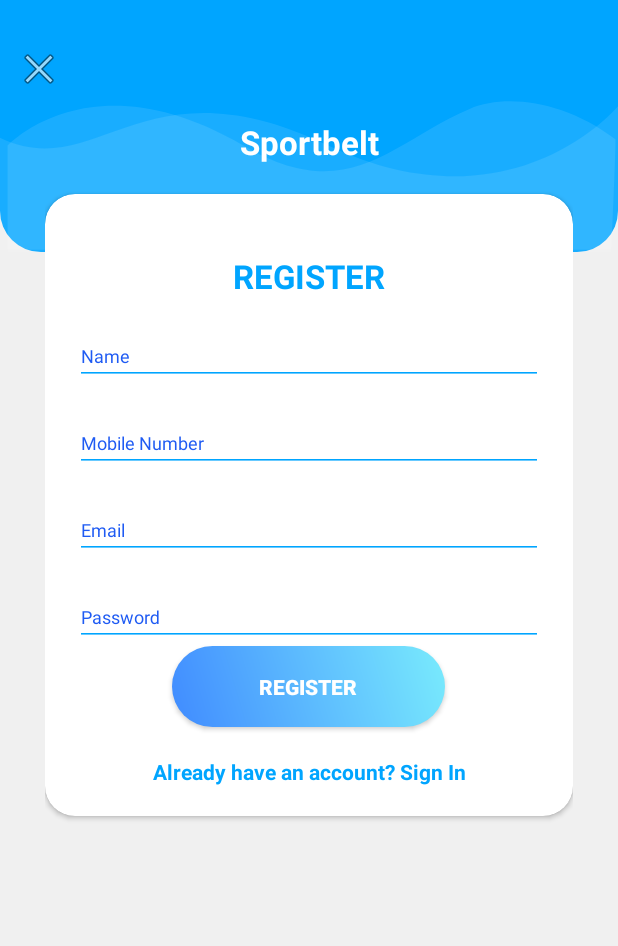
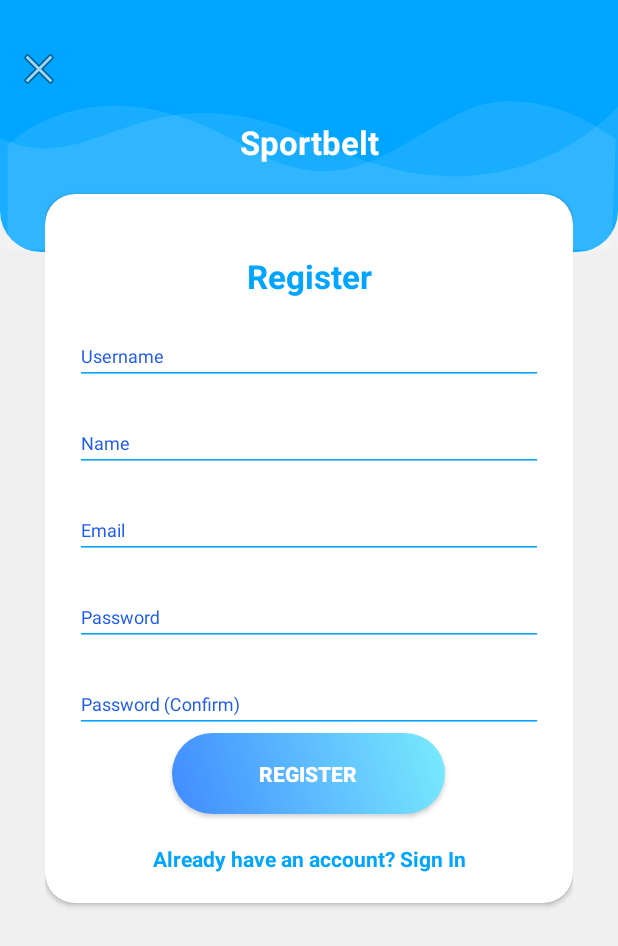
Before and after one commit to maor1122/Sportbelt, an Android app: the screen it shows after launch (LoginActivity), after a tap on an icon or button, on a phone screen of 412 x 824 dp. Shown: the top 946 px of the screen. Run offline under Robolectric (Android 15) with nearby library versions, the phone set to English and light mode, and no system bars.

Commit message:
Added register button and screen functionality, added layers change animation.

```diff
--- a/app/src/main/java/com/example/sbelt/LoginActivity.java
+++ b/app/src/main/java/com/example/sbelt/LoginActivity.java
@@ -4,36 +4,66 @@ import androidx.appcompat.app.AppCompatActivity;
 
 import android.os.Bundle;
 import android.view.View;
-import android.view.ViewStub;
 import android.widget.EditText;
-import android.widget.TextView;
 import android.widget.ViewFlipper;
 
 public class LoginActivity extends AppCompatActivity {
     private ViewFlipper viewFlipper;
+    private EditText loginUsername;
+    private EditText loginPassword;
+    private EditText registerUsername;
+    private EditText registerName;
+    private EditText registerEmail;
+    private EditText registerPassword;
+    private EditText registerPasswordConfirm;
+
+    private void init(){
+        viewFlipper = (ViewFlipper) findViewById(R.id.viewFlipper);
+        loginUsername = (EditText) findViewById(R.id.loginUsername);
+        loginPassword = (EditText) findViewById(R.id.loginPassword);
+
+        registerUsername = (EditText) findViewById(R.id.registerUsername);
+        registerName = (EditText) findViewById(R.id.registerName);
+        registerEmail = (EditText) findViewById(R.id.registerEmail);
+        registerPassword = (EditText) findViewById(R.id.registerPassword);
+        registerPasswordConfirm = (EditText) findViewById(R.id.registerPasswordConfirm);
+    }
 
     @Override
     protected void onCreate(Bundle savedInstanceState) {
         super.onCreate(savedInstanceState);
         setContentView(R.layout.activity_login);
 
-        viewFlipper = (ViewFlipper) findViewById(R.id.viewFlipper);
+        init();
     }
 
     public void loginPressed(View v){
         try {
-            EditText username = (EditText) findViewById(R.id.editTextUsername);
-            EditText password = (EditText) findViewById(R.id.editTextPassword);
+            // After making the engine should be replaced to:
+            // Engine.login(loginUsername.getText(),loginPassword.getText());
+            System.out.println("Username: "+loginUsername.getText());
+            System.out.println("Password: "+loginPassword.getText());
+        }catch(Exception e){
+            //Need to add an error text label.
+            //TextView errorLabel = (TextView) findViewById(R.id.errorLabel);
+            //loginErrorLabel.setText(String.format(e.getMessage()));
+            e.printStackTrace();
+        }
+    }
 
+    public void registerPressed(View v){
+        try {
             // After making the engine should be replaced to:
-            // Engine.login(username.getText(),password.getText());
-            System.out.println("Username: "+username.getText());
-            System.out.println("Password: "+password.getText());
-
-
+            // Engine.register(registerUsername.getText(),registerName.getText(),registerEmail.getText(),registerPassword.getText(),registerPasswordConfirm.getText());
+            System.out.println("Username: "+registerUsername.getText());
+            System.out.println("Name: "+registerName.getText());
+            System.out.println("Email: "+registerEmail.getText());
+            System.out.println("Password: "+registerPassword.getText());
+            System.out.println("Password (Confirm): "+registerPasswordConfirm.getText());
         }catch(Exception e){
-            //TextView errorLabel = (TextView) findViewById(R.id.Error);
-            //errorLabel.setText(String.format("Error: \"%s\"", e.getMessage()));
+            //Need to add an error text label.
+            //TextView errorLabel = (TextView) findViewById(R.id.errorLabel);
+            //registerErrorLabel.setText(String.format(e.getMessage()));
             e.printStackTrace();
         }
     }
--- a/app/src/main/res/layout/activity_login.xml
+++ b/app/src/main/res/layout/activity_login.xml
@@ -52,7 +52,9 @@ tools:context=".LoginActivity">
             <ViewFlipper
                 android:id="@+id/viewFlipper"
                 android:layout_width="fill_parent"
-                android:layout_height="wrap_content">
+                android:layout_height="wrap_content"
+                android:inAnimation="@android:anim/fade_in"
+                android:outAnimation="@android:anim/fade_out">
 
                 <include
                     android:id="@+id/login_layer"
--- a/app/src/main/res/layout/layout_login.xml
+++ b/app/src/main/res/layout/layout_login.xml
@@ -27,7 +27,7 @@
             android:layout_marginTop="@dimen/loginViewsMargin">
 
             <EditText
-                android:id="@+id/editTextUsername"
+                android:id="@+id/loginUsername"
                 style="@style/modifiedEditText"
                 android:hint="@string/login_username_hint"
                 android:inputType="textPersonName"
@@ -40,7 +40,7 @@
             android:layout_marginTop="@dimen/loginViewsMargin">
 
             <EditText
-                android:id="@+id/editTextPassword"
+                android:id="@+id/loginPassword"
                 style="@style/modifiedEditText"
                 android:hint="@string/login_password_hint"
                 android:inputType="textPassword"
--- a/app/src/main/res/layout/layout_register.xml
+++ b/app/src/main/res/layout/layout_register.xml
@@ -24,28 +24,35 @@
             android:layout_marginTop="@dimen/signup_text_margin_top">
 
             <EditText
+                android:id="@+id/registerUsername"
                 style="@style/modifiedEditText"
-                android:hint="Name"
+                android:hint="@string/login_username_hint"
                 android:inputType="text"
                 android:maxLines="1" />
         </com.google.android.material.textfield.TextInputLayout>
 
         <com.google.android.material.textfield.TextInputLayout
             style="@style/parent"
+            android:layout_width="match_parent"
+            android:layout_height="match_parent"
             android:layout_marginTop="@dimen/signup_text_margin_top">
 
             <EditText
+                android:id="@+id/registerName"
                 style="@style/modifiedEditText"
-                android:hint="Mobile Number"
-                android:inputType="text"
+                android:hint="Name"
+                android:inputType="textPersonName"
                 android:maxLines="1" />
         </com.google.android.material.textfield.TextInputLayout>
 
         <com.google.android.material.textfield.TextInputLayout
             style="@style/parent"
+            android:layout_width="match_parent"
+            android:layout_height="match_parent"
             android:layout_marginTop="@dimen/signup_text_margin_top">
 
             <EditText
+                android:id="@+id/registerEmail"
                 style="@style/modifiedEditText"
                 android:hint="@string/login_email_hint"
                 android:inputType="textEmailAddress"
@@ -57,8 +64,23 @@
             android:layout_marginTop="@dimen/signup_text_margin_top">
 
             <EditText
+                android:id="@+id/registerPassword"
                 style="@style/modifiedEditText"
                 android:hint="@string/login_password_hint"
+                android:inputType="textPassword"
+                android:maxLines="1" />
+        </com.google.android.material.textfield.TextInputLayout>
+
+        <com.google.android.material.textfield.TextInputLayout
+            style="@style/parent"
+            android:layout_width="match_parent"
+            android:layout_height="match_parent"
+            android:layout_marginTop="@dimen/signup_text_margin_top">
+
+            <EditText
+                android:id="@+id/registerPasswordConfirm"
+                style="@style/modifiedEditText"
+                android:hint="@string/login_password_confirm_hint"
                 android:inputType="textPassword"
                 android:maxLines="1" />
         </com.google.android.material.textfield.TextInputLayout>
@@ -66,6 +88,7 @@
         <Button
             style="@style/loginButton"
             android:layout_gravity="center"
+            android:onClick="registerPressed"
             android:text="Register" />
 
         <TextView
--- a/app/src/main/res/values/strings.xml
+++ b/app/src/main/res/values/strings.xml
@@ -1,9 +1,10 @@
 <resources>
     <string name="app_name">Sportbelt</string>
-    <string name="register">REGISTER</string>
+    <string name="register">Register</string>
     <string name="login_email_hint">Email</string>
     <string name="login_username_hint">Username</string>
     <string name="login_password_hint">Password</string>
+    <string name="login_password_confirm_hint">Password (Confirm)</string>
     <string name="signup_login_hint">Already have an account? Sign In</string>
     <string name="login_signup_hint">Don\'t have an account? Sign Up</string>
 </resources>
```
